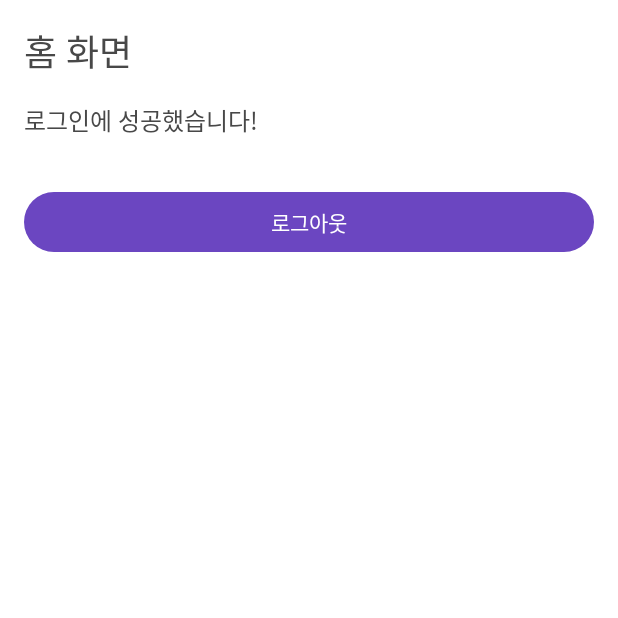
After one commit to DevOps-IMP-Mobile/IMPmobileAndroid, an Android app built with Jetpack Compose: the HomeScreen screen opened through its navigation route, on a phone screen of 412 x 824 dp, the top half of it. The commit adds this screen. Run offline under Robolectric (Android 15) with nearby library versions, the phone set to English and light mode, and no system bars; Roboto replaces fonts that are not available here.

Commit message:
[Add] Test UI & Refactoring MainActivity

```diff
--- a/app/src/main/java/com/example/myapplication/MainActivity.kt
+++ b/app/src/main/java/com/example/myapplication/MainActivity.kt
@@ -3,27 +3,28 @@ package com.example.myapplication
 import android.os.Bundle
 import androidx.activity.ComponentActivity
 import androidx.activity.compose.setContent
-import androidx.activity.enableEdgeToEdge
 import androidx.compose.foundation.layout.fillMaxSize
-import androidx.compose.foundation.layout.padding
-import androidx.compose.material3.Scaffold
-import androidx.compose.material3.Text
+import androidx.compose.material3.MaterialTheme
+import androidx.compose.material3.Surface
 import androidx.compose.runtime.Composable
 import androidx.compose.ui.Modifier
-import androidx.compose.ui.tooling.preview.Preview
-import com.example.myapplication.ui.theme.MyApplicationTheme
+import androidx.navigation.compose.NavHost
+import androidx.navigation.compose.composable
+import androidx.navigation.compose.rememberNavController
+import com.example.ui.theme.MyApplicationTheme
+import com.example.home.HomeScreen
+import com.example.login.LoginScreen
 
 class MainActivity : ComponentActivity() {
     override fun onCreate(savedInstanceState: Bundle?) {
         super.onCreate(savedInstanceState)
-        enableEdgeToEdge()
         setContent {
             MyApplicationTheme {
-                Scaffold(modifier = Modifier.fillMaxSize()) { innerPadding ->
-                    Greeting(
-                        name = "Android",
-                        modifier = Modifier.padding(innerPadding)
-                    )
+                Surface(
+                    modifier = Modifier.fillMaxSize(),
+                    color = MaterialTheme.colorScheme.background
+                ) {
+                    AppNavigation()
                 }
             }
         }
@@ -31,17 +32,31 @@ class MainActivity : ComponentActivity() {
 }
 
 @Composable
-fun Greeting(name: String, modifier: Modifier = Modifier) {
-    Text(
-        text = "Hello $name!",
-        modifier = modifier
-    )
-}
+fun AppNavigation() {
+    val navController = rememberNavController()
 
-@Preview(showBackground = true)
-@Composable
-fun GreetingPreview() {
-    MyApplicationTheme {
-        Greeting("Android")
+    NavHost(
+        navController = navController,
+        startDestination = "login"
+    ) {
+        composable("login") {
+            LoginScreen(
+                onLoginSuccess = {
+                    navController.navigate("home") {
+                        popUpTo("login") { inclusive = true }
+                    }
+                }
+            )
+        }
+
+        composable("home") {
+            HomeScreen(
+                onLogout = {
+                    navController.navigate("login") {
+                        popUpTo("home") { inclusive = true }
+                    }
+                }
+            )
+        }
     }
 }
--- /dev/null
+++ b/feature/home/src/main/java/com/example/home/HomeScreen.kt
@@ -0,0 +1,36 @@
+package com.example.home
+
+import androidx.compose.foundation.layout.*
+import androidx.compose.material3.*
+import androidx.compose.runtime.*
+import androidx.compose.ui.Modifier
+import androidx.compose.ui.unit.dp
+
+@Composable
+fun HomeScreen(
+    onLogout: () -> Unit = {}
+) {
+    Column(
+        modifier = Modifier
+            .fillMaxSize()
+            .padding(16.dp)
+    ) {
+        Text(
+            text = "홈 화면",
+            style = MaterialTheme.typography.headlineLarge
+        )
+
+        Spacer(modifier = Modifier.height(16.dp))
+
+        Text("로그인에 성공했습니다!")
+
+        Spacer(modifier = Modifier.height(32.dp))
+
+        Button(
+            onClick = onLogout,
+            modifier = Modifier.fillMaxWidth()
+        ) {
+            Text("로그아웃")
+        }
+    }
+}
--- /dev/null
+++ b/feature/login/src/main/java/com/example/login/LoginScreen.kt
@@ -0,0 +1,27 @@
+package com.example.login
+
+import androidx.compose.foundation.layout.*
+import androidx.compose.material3.*
+import androidx.compose.runtime.*
+import androidx.compose.ui.Modifier
+import androidx.compose.ui.unit.dp
+
+@Composable
+fun LoginScreen(
+    onLoginSuccess: () -> Unit = {}
+) {
+    Column(
+        modifier = Modifier
+            .fillMaxSize()
+            .padding(16.dp)
+    ) {
+        Text("로그인 화면")
+
+        Button(
+            onClick = onLoginSuccess,
+            modifier = Modifier.fillMaxWidth()
+        ) {
+            Text("로그인")
+        }
+    }
+}
```
Also changed, not shown: app/build.gradle.kts (+9 -0 lines).
